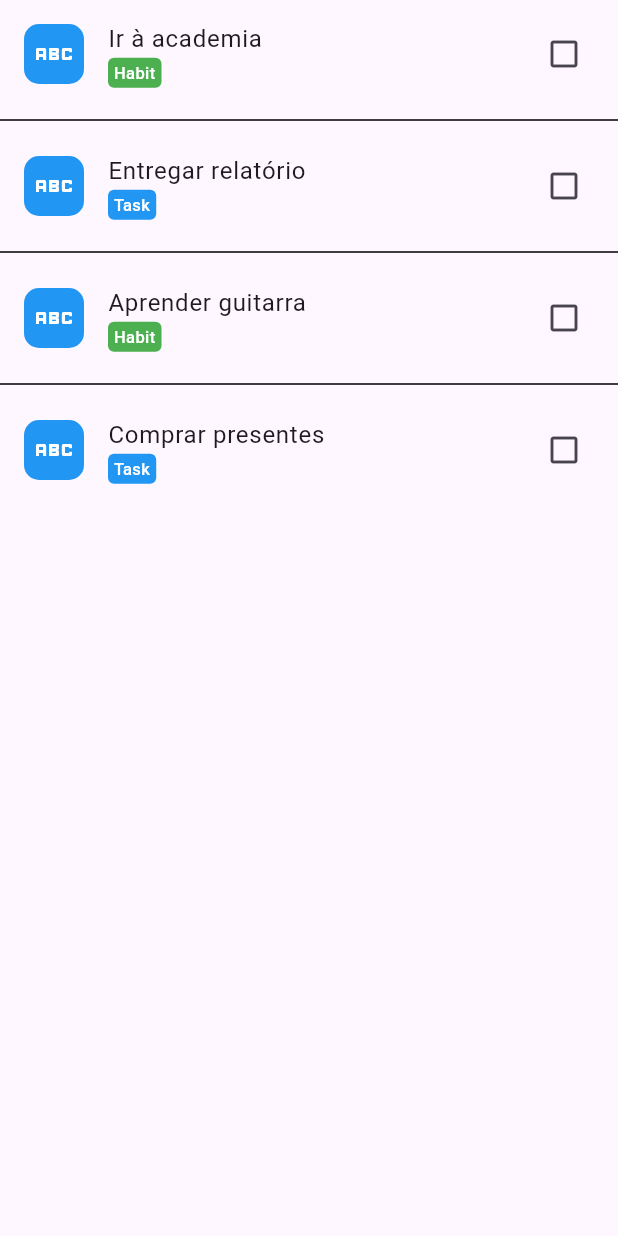
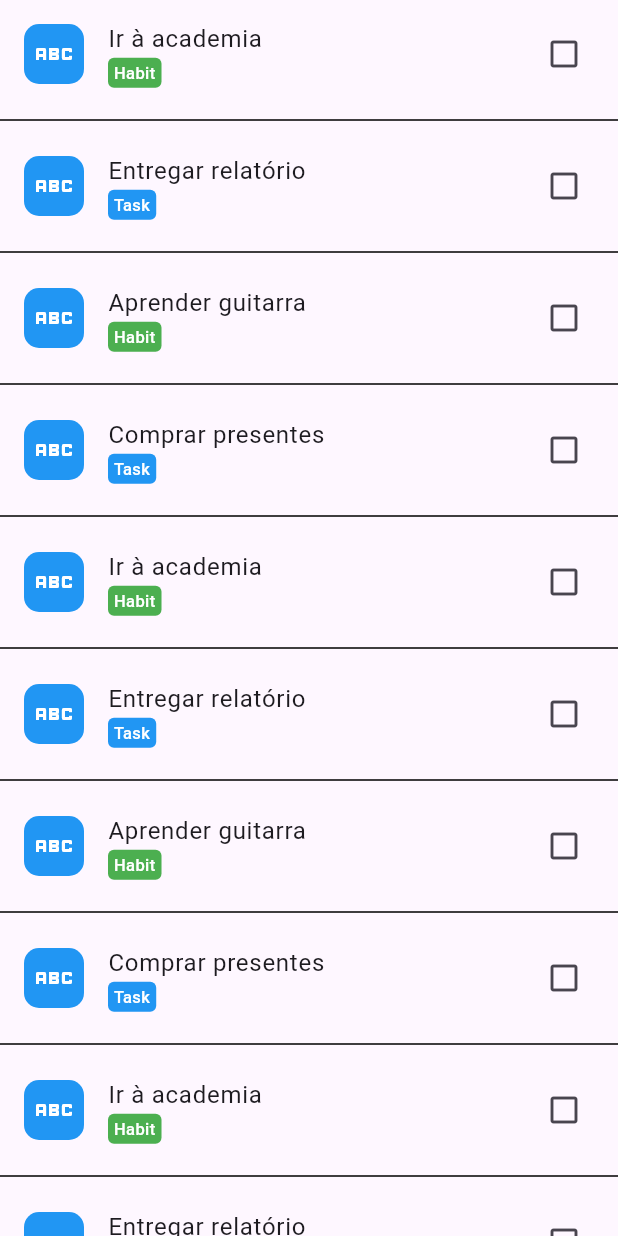
Before and after one commit to felipemarley/health_habit, a Flutter app: the ActivitiesList widget shown alone on an empty page, opened directly, on a phone screen of 412 x 824 dp. Run offline on Flutter 3.47's test engine with Material 3 defaults, Android fonts, the phone set to English and light mode, and no system bars; network calls fail.

```diff
--- a/lib/main.dart
+++ b/lib/main.dart
@@ -4,6 +4,7 @@ import 'package:health_habit/screens/PickCategoryScreen.dart';
 import 'package:health_habit/widgets/AppDrawer.dart';
 
 void main() {
+  debugPrint("App started");
   runApp(const MyApp());
 }
 
@@ -13,7 +14,10 @@ class MyApp extends StatelessWidget {
   @override
   Widget build(BuildContext context) {
     return MaterialApp(
-      home: Scaffold(appBar: AppBar(title: const Text("Habits")), drawer: const Drawer(child: AppDrawer()) , body: const PickCategoryScreen()),
+      home: Scaffold(
+          appBar: AppBar(title: const Text("Habits")),
+          drawer: const Drawer(child: AppDrawer()),
+          body: const PickCategoryScreen()),
     );
   }
 }
--- a/lib/widgets/ActivitiesList.dart
+++ b/lib/widgets/ActivitiesList.dart
@@ -15,6 +15,66 @@ class ActivitiesList extends StatefulWidget {
 
 class _ActivitiesListState extends State<ActivitiesList> {
   final List<Activity> activities = [
+    Habit(
+      name: "Ir à academia",
+      description: "Ir à academia 3 vezes por semana",
+      category: CategoryConstants.sports, // Exemplo de categoria
+    ),
+    Task(
+      name: "Entregar relatório",
+      description: "Relatório de progresso",
+      category: CategoryConstants.task, // Exemplo de categoria
+    ),
+    Habit(
+      name: "Aprender guitarra",
+      description: "Praticar guitarra por 1 hora todos os dias",
+      category: CategoryConstants.music,
+    ),
+    Task(
+      name: "Comprar presentes",
+      description: "Comprar presentes de aniversário",
+      category: CategoryConstants.task,
+    ),
+    Habit(
+      name: "Ir à academia",
+      description: "Ir à academia 3 vezes por semana",
+      category: CategoryConstants.sports, // Exemplo de categoria
+    ),
+    Task(
+      name: "Entregar relatório",
+      description: "Relatório de progresso",
+      category: CategoryConstants.task, // Exemplo de categoria
+    ),
+    Habit(
+      name: "Aprender guitarra",
+      description: "Praticar guitarra por 1 hora todos os dias",
+      category: CategoryConstants.music,
+    ),
+    Task(
+      name: "Comprar presentes",
+      description: "Comprar presentes de aniversário",
+      category: CategoryConstants.task,
+    ),
+    Habit(
+      name: "Ir à academia",
+      description: "Ir à academia 3 vezes por semana",
+      category: CategoryConstants.sports, // Exemplo de categoria
+    ),
+    Task(
+      name: "Entregar relatório",
+      description: "Relatório de progresso",
+      category: CategoryConstants.task, // Exemplo de categoria
+    ),
+    Habit(
+      name: "Aprender guitarra",
+      description: "Praticar guitarra por 1 hora todos os dias",
+      category: CategoryConstants.music,
+    ),
+    Task(
+      name: "Comprar presentes",
+      description: "Comprar presentes de aniversário",
+      category: CategoryConstants.task,
+    ),
     Habit(
       name: "Ir à academia",
       description: "Ir à academia 3 vezes por semana",
@@ -60,11 +120,20 @@ class _ActivitiesListState extends State<ActivitiesList> {
             onActivityTap(activities[index]);
           },
           child: ListTile(
-            leading: const CategoryIconBadge(badgeText: 'teste', backgroundColor: Colors.blue, icon: Icon(Icons.abc)),
+            leading: const CategoryIconBadge(
+                badgeText: 'teste',
+                backgroundColor: Colors.blue,
+                icon: Icon(Icons.abc)),
             title: Text(activities[index].name),
             subtitle: activities[index] is Task
-                ? Align(alignment: Alignment.centerLeft, child: Badge(badgeText: 'Task', backgroundColor: Colors.blue))
-                : Align(alignment: Alignment.centerLeft, child: Badge(badgeText: 'Habit', backgroundColor: Colors.green)),
+                ? Align(
+                    alignment: Alignment.centerLeft,
+                    child:
+                        Badge(badgeText: 'Task', backgroundColor: Colors.blue))
+                : Align(
+                    alignment: Alignment.centerLeft,
+                    child: Badge(
+                        badgeText: 'Habit', backgroundColor: Colors.green)),
             trailing: activities[index].status == ActivityStatus.pending
                 ? Icon(Icons.check_box_outline_blank)
                 : activities[index].status == ActivityStatus.completed
@@ -84,12 +153,14 @@ class Badge extends StatelessWidget {
   final String badgeText;
   final Color backgroundColor;
 
-  const Badge({super.key, required this.badgeText, required this.backgroundColor});
+  const Badge(
+      {super.key, required this.badgeText, required this.backgroundColor});
 
   @override
   Widget build(BuildContext context) {
     return Container(
-      padding: EdgeInsets.symmetric(horizontal: 4, vertical: 2), // Minimal padding around the text
+      padding: EdgeInsets.symmetric(
+          horizontal: 4, vertical: 2), // Minimal padding around the text
       decoration: BoxDecoration(
         color: backgroundColor,
         borderRadius: BorderRadius.circular(4), // Gives it a rounded shape
--- a/pubspec.yaml
+++ b/pubspec.yaml
@@ -28,6 +28,9 @@ environment:
 # the latest version available on pub.dev. To see which dependencies have newer
 # versions available, run `flutter pub outdated`.
 dependencies:
+  dependencies:
+    getwidget: ^2.0.4
+
   flutter:
     sdk: flutter
 
```
Also changed, not shown: lib/widgets/AppDrawer.dart (+49 -1 lines), lib/assets/backgrounds/login-bg-2.jpg (added), lib/assets/backgrounds/login-bg.jpg (added).
